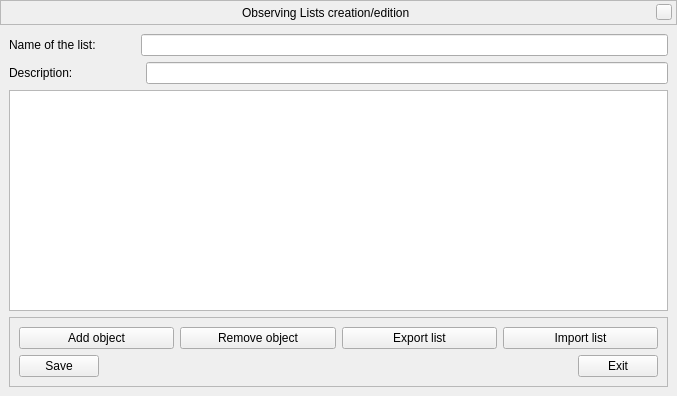
Before: the Qt Designer form src/gui/obsListCreateEditDialog.ui in Stellarium/stellarium, drawn with Qt 5.
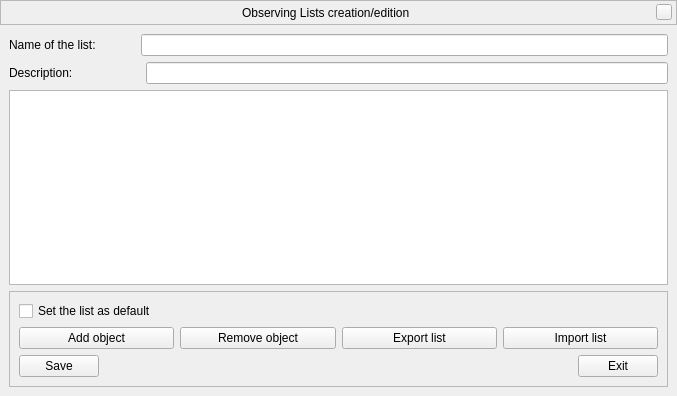
After: the same form once the commit is applied. Custom widgets are drawn as their Qt base class.

Commit message: Load file and lists name

The edit to the form file:
```diff
--- a/src/gui/obsListCreateEditDialog.ui
+++ b/src/gui/obsListCreateEditDialog.ui
@@ -142,6 +142,23 @@
          <enum>QFrame::Raised</enum>
         </property>
         <layout class="QVBoxLayout" name="verticalLayout_4">
+         <item>
+          <layout class="QHBoxLayout" name="horizontalLayoutCheckBox">
+           <item>
+            <widget class="QCheckBox" name="obsListDefaultListCheckBox">
+             <property name="toolTip">
+              <string>Set the list as default</string>
+             </property>
+             <property name="toolTipDuration">
+              <number>3</number>
+             </property>
+             <property name="text">
+              <string>Set the list as default</string>
+             </property>
+            </widget>
+           </item>
+          </layout>
+         </item>
          <item>
           <layout class="QHBoxLayout" name="horizontalLayoutButtons_1">
            <property name="topMargin">
```
The commit also changes 6 other files.
